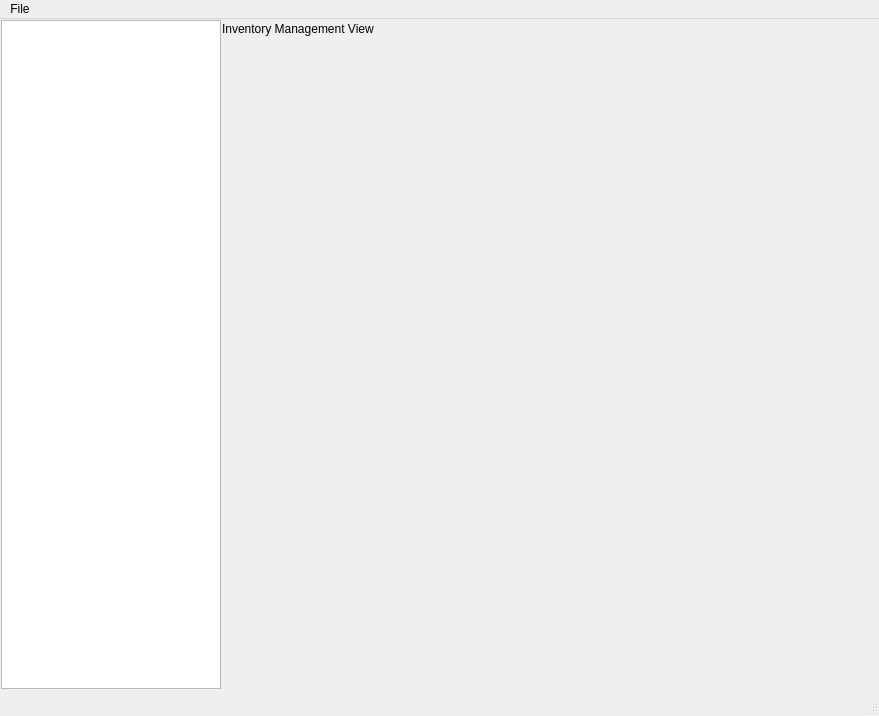
fast-food-finder-associates/FastFoodFinder, file src/windows/mainwindow.ui: the form before one commit.
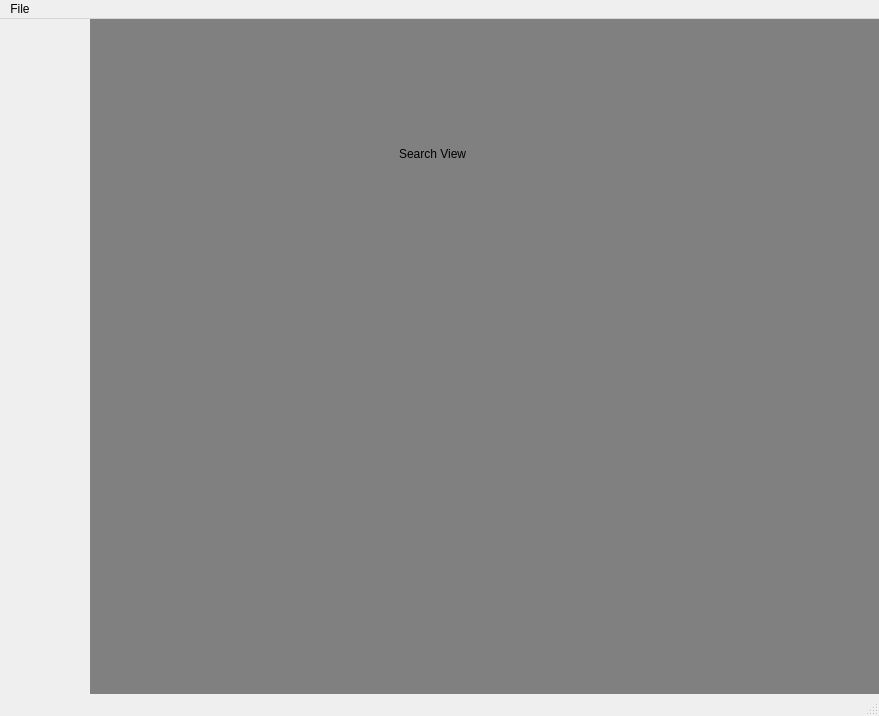
The form after the commit. The open tabs and pages were chosen to show the change. Icons and pictures are not drawn.

Commit message: The nav bar has been made into a class, I've added a hover event, fixed the QListWidget selection, made the navItems a consistent size, the nav bar changes state for inventory items

```diff
--- a/src/windows/mainwindow.ui
+++ b/src/windows/mainwindow.ui
@@ -34,25 +34,29 @@
     </sizepolicy>
    </property>
    <property name="styleSheet">
-    <string notr="true">.QListWidgetItem{
-background-color:green;
-}</string>
+    <string notr="true">QListWidget#navButton &gt; </string>
    </property>
    <widget class="QStackedWidget" name="mainViews">
     <property name="geometry">
      <rect>
-      <x>221</x>
-      <y>1</y>
-      <width>659</width>
-      <height>669</height>
+      <x>90</x>
+      <y>0</y>
+      <width>791</width>
+      <height>701</height>
      </rect>
     </property>
     <property name="sizePolicy">
-     <sizepolicy hsizetype="Preferred" vsizetype="Preferred">
+     <sizepolicy hsizetype="Expanding" vsizetype="Preferred">
       <horstretch>0</horstretch>
       <verstretch>0</verstretch>
      </sizepolicy>
     </property>
+    <property name="styleSheet">
+     <string notr="true">* {
+color: black;
+}
+</string>
+    </property>
     <property name="currentIndex">
      <number>0</number>
     </property>
@@ -111,144 +115,108 @@
      </widget>
     </widget>
     <widget class="QWidget" name="inventoryManageView">
-     <widget class="QLabel" name="label_4">
+     <property name="styleSheet">
+      <string notr="true">* {
+background-color: gray;
+}</string>
+     </property>
+     <widget class="QWidget" name="horizontalLayoutWidget">
       <property name="geometry">
        <rect>
-        <x>1</x>
-        <y>1</y>
-        <width>174</width>
-        <height>16</height>
+        <x>-1</x>
+        <y>-1</y>
+        <width>791</width>
+        <height>671</height>
        </rect>
       </property>
-      <property name="text">
-       <string>Inventory Management View</string>
-      </property>
+      <layout class="QHBoxLayout" name="horizontalLayout">
+       <item>
+        <widget class="QStackedWidget" name="inventoryViews">
+         <widget class="QWidget" name="searchView">
+          <widget class="QLabel" name="label_4">
+           <property name="geometry">
+            <rect>
+             <x>310</x>
+             <y>80</y>
+             <width>231</width>
+             <height>111</height>
+            </rect>
+           </property>
+           <property name="text">
+            <string>Search View</string>
+           </property>
+          </widget>
+         </widget>
+         <widget class="QWidget" name="addView">
+          <widget class="QLabel" name="label_5">
+           <property name="geometry">
+            <rect>
+             <x>300</x>
+             <y>140</y>
+             <width>261</width>
+             <height>141</height>
+            </rect>
+           </property>
+           <property name="text">
+            <string>Add View</string>
+           </property>
+          </widget>
+         </widget>
+         <widget class="QWidget" name="editView">
+          <widget class="QLabel" name="label_6">
+           <property name="geometry">
+            <rect>
+             <x>148</x>
+             <y>135</y>
+             <width>221</width>
+             <height>151</height>
+            </rect>
+           </property>
+           <property name="text">
+            <string>Edit View</string>
+           </property>
+          </widget>
+         </widget>
+         <widget class="QWidget" name="deleteView">
+          <widget class="QLabel" name="label_7">
+           <property name="geometry">
+            <rect>
+             <x>270</x>
+             <y>240</y>
+             <width>251</width>
+             <height>171</height>
+            </rect>
+           </property>
+           <property name="text">
+            <string>Delete View</string>
+           </property>
+          </widget>
+         </widget>
+        </widget>
+       </item>
+      </layout>
      </widget>
     </widget>
    </widget>
-   <widget class="QListWidget" name="navigationButtonList">
-    <property name="enabled">
-     <bool>true</bool>
-    </property>
+   <widget class="QWidget" name="NavBarWidget" native="true">
     <property name="geometry">
      <rect>
-      <x>1</x>
-      <y>1</y>
+      <x>0</x>
+      <y>0</y>
       <width>220</width>
-      <height>669</height>
+      <height>671</height>
      </rect>
     </property>
     <property name="sizePolicy">
-     <sizepolicy hsizetype="Fixed" vsizetype="Expanding">
+     <sizepolicy hsizetype="Fixed" vsizetype="Fixed">
       <horstretch>0</horstretch>
       <verstretch>0</verstretch>
      </sizepolicy>
     </property>
-    <property name="maximumSize">
-     <size>
-      <width>220</width>
-      <height>16777215</height>
-     </size>
-    </property>
-    <property name="palette">
-     <palette>
-      <active>
-       <colorrole role="Highlight">
-        <brush brushstyle="SolidPattern">
-         <color alpha="0">
-          <red>181</red>
-          <green>173</green>
-          <blue>234</blue>
-         </color>
-        </brush>
-       </colorrole>
-       <colorrole role="HighlightedText">
-        <brush brushstyle="SolidPattern">
-         <color alpha="0">
-          <red>49</red>
-          <green>47</green>
-          <blue>64</blue>
-         </color>
-        </brush>
-       </colorrole>
-       <colorrole role="Link">
-        <brush brushstyle="SolidPattern">
-         <color alpha="255">
-          <red>238</red>
-          <green>255</green>
-          <blue>10</blue>
-         </color>
-        </brush>
-       </colorrole>
-      </active>
-      <inactive>
-       <colorrole role="Highlight">
-        <brush brushstyle="SolidPattern">
-         <color alpha="0">
-          <red>181</red>
-          <green>173</green>
-          <blue>234</blue>
-         </color>
-        </brush>
-       </colorrole>
-       <colorrole role="HighlightedText">
-        <brush brushstyle="SolidPattern">
-         <color alpha="0">
-          <red>49</red>
-          <green>47</green>
-          <blue>64</blue>
-         </color>
-        </brush>
-       </colorrole>
-       <colorrole role="Link">
-        <brush brushstyle="SolidPattern">
-         <color alpha="255">
-          <red>238</red>
-          <green>255</green>
-          <blue>10</blue>
-         </color>
-        </brush>
-       </colorrole>
-      </inactive>
-      <disabled>
-       <colorrole role="Highlight">
-        <brush brushstyle="SolidPattern">
-         <color alpha="255">
-          <red>220</red>
-          <green>220</green>
-          <blue>220</blue>
-         </color>
-        </brush>
-       </colorrole>
-       <colorrole role="HighlightedText">
-        <brush brushstyle="SolidPattern">
-         <color alpha="0">
-          <red>49</red>
-          <green>47</green>
-          <blue>64</blue>
-         </color>
-        </brush>
-       </colorrole>
-       <colorrole role="Link">
-        <brush brushstyle="SolidPattern">
-         <color alpha="255">
-          <red>238</red>
-          <green>255</green>
-          <blue>10</blue>
-         </color>
-        </brush>
-       </colorrole>
-      </disabled>
-     </palette>
-    </property>
-    <property name="cursor" stdset="0">
-     <cursorShape>PointingHandCursor</cursorShape>
-    </property>
-    <property name="mouseTracking">
-     <bool>true</bool>
-    </property>
-    <property name="currentRow">
-     <number>-1</number>
+    <property name="styleSheet">
+     <string notr="true">QWidget {
+background-color: transparent;
+}</string>
     </property>
    </widget>
   </widget>
```
Left out of the diff: 50 changed lines with no effect on the pictures. The commit also changes 14 other files.
